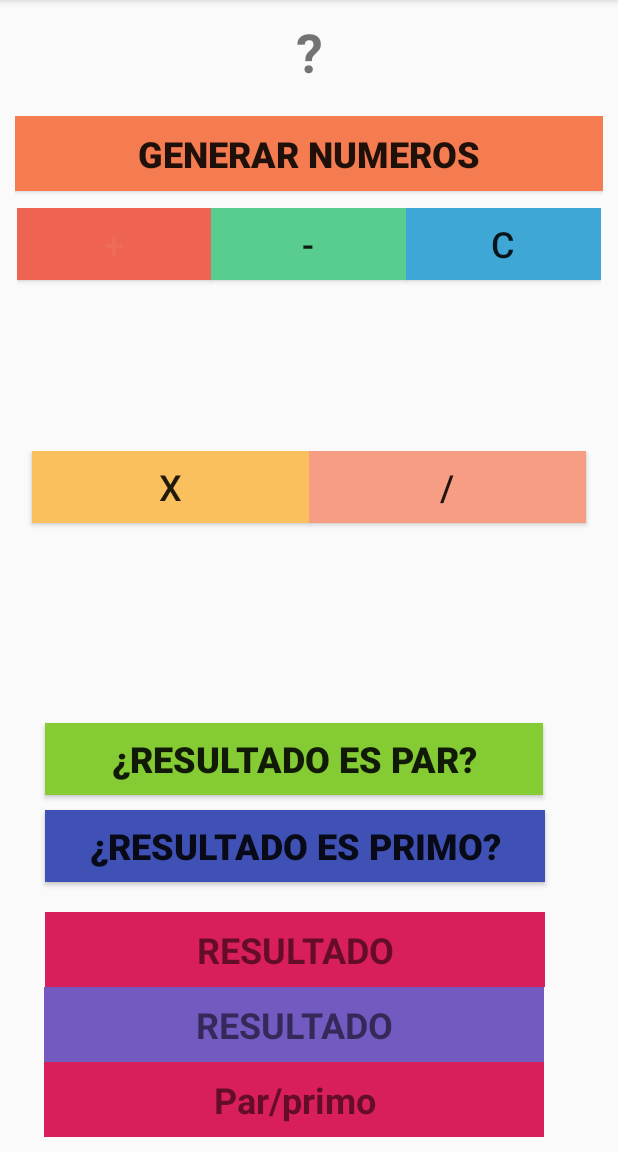
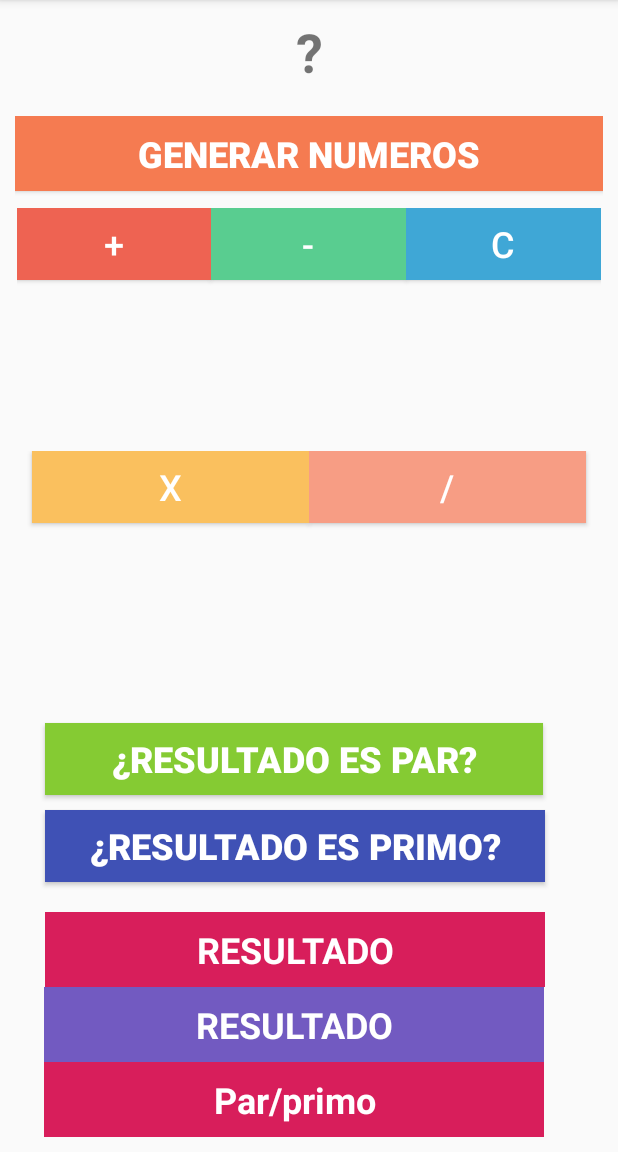
Before and after one commit to arturourg/Certamen, an Android app: the screen it shows after launch (MainActivity), on a phone screen of 412 x 824 dp, the part 84-1236 px from its top. Run offline under Robolectric (Android 15) with nearby library versions, the phone set to English and light mode, and no system bars.

Commit message:
Certamen1

```diff
--- a/app/src/main/res/layout/activity_main.xml
+++ b/app/src/main/res/layout/activity_main.xml
@@ -17,7 +17,6 @@
             android:layout_height="wrap_content"
             android:layout_weight="1"
             android:gravity="center|center_horizontal|center_vertical"
-            android:inputType="number"
             android:text=""
             android:textColor="#FFFFFF"
             android:textSize="36sp" />
@@ -57,6 +56,7 @@
             android:background="#F57B51"
             android:onClick="generarNumeros"
             android:text="@string/generar"
+            android:textColor="#FFFFFF"
             android:textSize="24sp"
             android:textStyle="bold" />
     </LinearLayout>
@@ -81,8 +81,8 @@
                 android:layout_weight="1"
                 android:background="#EE6352"
                 android:onClick="sumar"
-                android:text="+"
-                android:textColor="#0FFFFFFF"
+                android:text="@string/suma"
+                android:textColor="#FFFFFF"
                 android:textSize="24sp" />
 
             <Button
@@ -93,6 +93,7 @@
                 android:background="#59CD90"
                 android:onClick="restar"
                 android:text="-"
+                android:textColor="#FFFFFF"
                 android:textSize="24sp" />
 
             <Button
@@ -103,6 +104,7 @@
                 android:background="#3FA7D6"
                 android:onClick="limpiar"
                 android:text="C"
+                android:textColor="#FFFFFF"
                 android:textSize="24sp" />
         </LinearLayout>
 
@@ -122,6 +124,7 @@
                 android:background="#FAC05E"
                 android:onClick="multiplicar"
                 android:text="x"
+                android:textColor="#FFFFFF"
                 android:textSize="24sp" />
 
             <Button
@@ -133,6 +136,7 @@
                 android:background="#F79D84"
                 android:onClick="dividir"
                 android:text="/"
+                android:textColor="#FFFFFF"
                 android:textSize="24sp" />
         </LinearLayout>
 
@@ -149,6 +153,7 @@
         android:gravity="center|center_horizontal|center_vertical"
         android:onClick="par"
         android:text="@string/par"
+        android:textColor="#FFFFFF"
         android:textSize="24sp"
         android:textStyle="bold" />
 
@@ -164,6 +169,7 @@
         android:gravity="center|center_horizontal|center_vertical"
         android:onClick="primo"
         android:text="@string/primo"
+        android:textColor="#FFFFFF"
         android:textSize="24sp"
         android:textStyle="bold" />
 
@@ -176,6 +182,7 @@
         android:background="#D81E5B"
         android:gravity="center|center_horizontal|center_vertical"
         android:text="@string/resultado"
+        android:textColor="#FFFFFF"
         android:textSize="24sp"
         android:textStyle="bold" />
 
@@ -189,6 +196,7 @@
         android:background="#725AC1"
         android:gravity="center|center_horizontal|center_vertical"
         android:text="@string/resultado"
+        android:textColor="#FFFFFF"
         android:textSize="24sp"
         android:textStyle="bold" />
 
@@ -202,6 +210,7 @@
         android:background="#D81E5B"
         android:gravity="center|center_horizontal|center_vertical"
         android:text="Par/primo"
+        android:textColor="#FFFFFF"
         android:textSize="24sp"
         android:textStyle="bold" />
 </LinearLayout>
--- a/app/src/main/res/values/strings.xml
+++ b/app/src/main/res/values/strings.xml
@@ -1,6 +1,7 @@
 <resources>
     <string name="app_name">Certamen</string>
     <string name="operacion">?</string>
+    <string name="suma">+</string>
     <string name="generar">GENERAR NUMEROS</string>
     <string name="par">¿RESULTADO ES PAR?</string>
     <string name="primo">¿RESULTADO ES PRIMO?</string>
```
